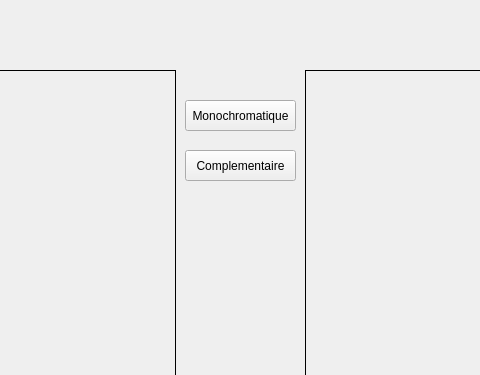
First picture: the form in Code/HarmonieApp/mainwindow.ui, repository thi-christine-nguyen/HarmonieDesCouleurs-ProjetImage, before the edit; both pictures show x 155 to 635 and y 0 to 375 of the 800 by 600 pixel window.
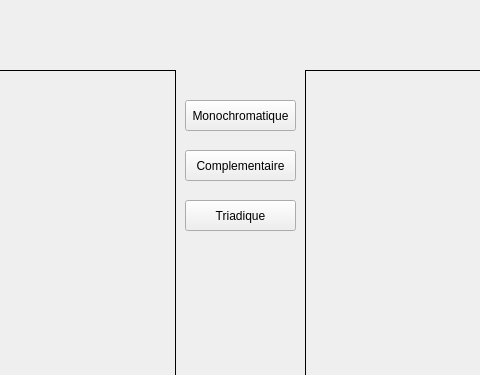
Second picture: the form after the edit.

Commit message: ajout complementaire et triadique

```diff
--- a/Code/HarmonieApp/mainwindow.ui
+++ b/Code/HarmonieApp/mainwindow.ui
@@ -85,6 +85,19 @@
      <string>Complementaire</string>
     </property>
    </widget>
+   <widget class="QPushButton" name="Triadique">
+    <property name="geometry">
+     <rect>
+      <x>340</x>
+      <y>200</y>
+      <width>111</width>
+      <height>31</height>
+     </rect>
+    </property>
+    <property name="text">
+     <string>Triadique</string>
+    </property>
+   </widget>
   </widget>
   <widget class="QMenuBar" name="menubar">
    <property name="geometry">
```
The commit also changes 14 other files.
